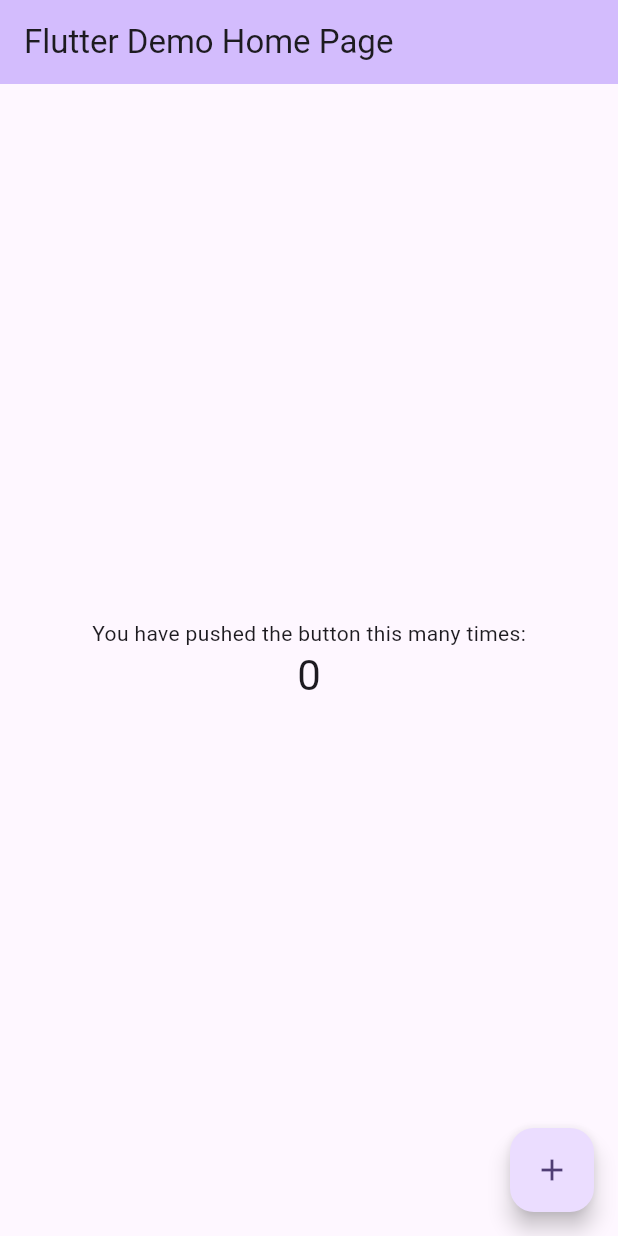
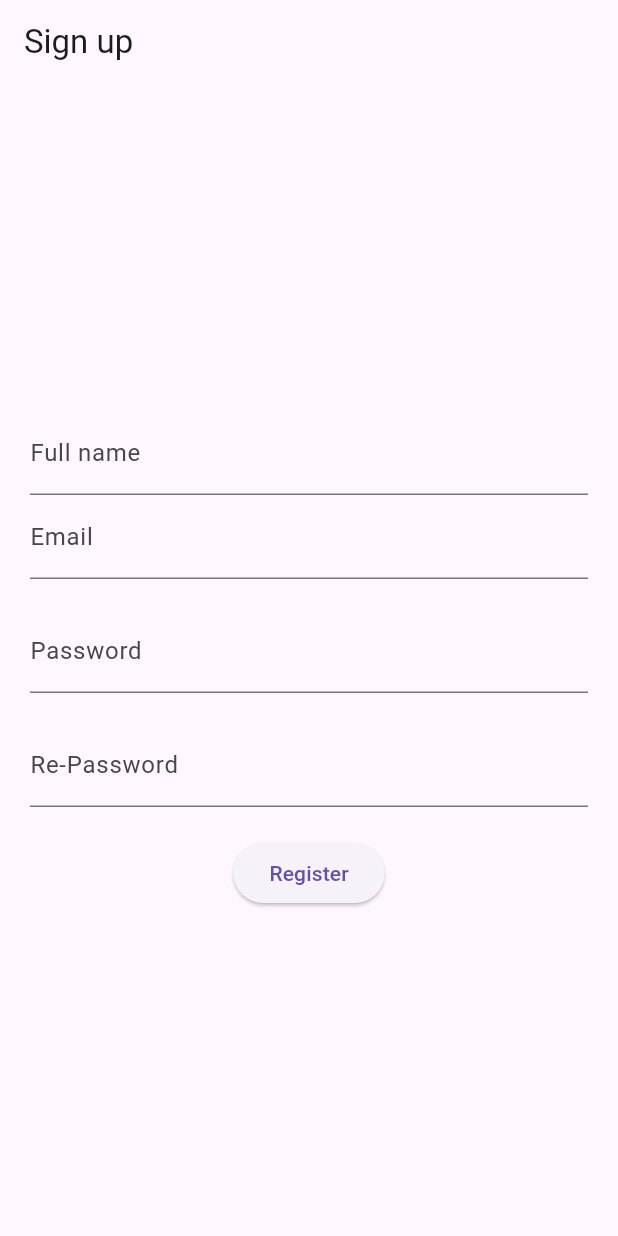
Before and after one commit to Rafik-Bendjema/hackiwha, a Flutter app: the screen it shows after launch, on a phone screen of 412 x 824 dp. Run offline on Flutter 3.47's test engine with Material 3 defaults, Android fonts, the phone set to English and light mode, and no system bars; our stand-ins replace cloud_firestore, firebase_core; accounts and stored records are empty.

Commit message:
second commit

```diff
--- /dev/null
+++ b/lib/features/auth/data/usersDb.dart
@@ -0,0 +1,20 @@
+import 'package:cloud_firestore/cloud_firestore.dart';
+import 'package:hackiwha/features/auth/domain/entities/User.dart';
+
+abstract class UsersDb {
+  Future<bool> addUser(User user);
+}
+
+class UserDb_impl implements UsersDb {
+  FirebaseFirestore db = FirebaseFirestore.instance;
+  @override
+  Future<bool> addUser(User user) async {
+    try {
+      await db.collection("users").doc().set(user.toMap());
+
+      return true;
+    } on Exception catch (e) {
+      return false;
+    }
+  }
+}
--- /dev/null
+++ b/lib/features/auth/domain/entities/User.dart
@@ -0,0 +1,34 @@
+import 'package:uuid/uuid.dart';
+
+class User {
+  final uuid = const Uuid();
+  late String id;
+  String full_name;
+  String profile_pic;
+  String email;
+  String type;
+  String phone_number;
+  String pwd;
+
+  User(
+      {required this.full_name,
+      required this.phone_number,
+      required this.profile_pic,
+      required this.type,
+      required this.email,
+      required this.pwd}) {
+    id = uuid.v1();
+  }
+
+  Map<String, dynamic> toMap() {
+    return {
+      'id': id,
+      'full_name': full_name,
+      'email': email,
+      'pwd': pwd,
+      'profile_pic': profile_pic,
+      'type': type,
+      'phone_number': phone_number,
+    };
+  }
+}
--- /dev/null
+++ b/lib/features/auth/presentation/signup.dart
@@ -0,0 +1,164 @@
+import 'package:flutter/material.dart';
+import 'package:hackiwha/features/auth/data/usersDb.dart';
+import 'package:hackiwha/features/auth/domain/entities/User.dart';
+import 'package:hackiwha/features/home/presentation/pages/homePage.dart';
+
+class SignUpPage extends StatefulWidget {
+  const SignUpPage({super.key});
+
+  @override
+  State<SignUpPage> createState() => _SignUpPageState();
+}
+
+class _SignUpPageState extends State<SignUpPage> {
+  UsersDb usersDb = UserDb_impl();
+
+  final _formKey = GlobalKey<FormState>();
+
+  late TextEditingController _fullNameController;
+  late TextEditingController _emailController;
+  late TextEditingController _passwordController;
+  late TextEditingController _rePasswordController;
+
+  @override
+  void initState() {
+    super.initState();
+    _fullNameController = TextEditingController();
+    _emailController = TextEditingController();
+    _passwordController = TextEditingController();
+    _rePasswordController = TextEditingController();
+  }
+
+  @override
+  void dispose() {
+    _fullNameController.dispose();
+    _emailController.dispose();
+    _passwordController.dispose();
+    _rePasswordController.dispose();
+    super.dispose();
+  }
+
+  void submit() async {
+    if (_formKey.currentState!.validate()) {
+      showDialog(
+          context: context,
+          builder: (context) => const Dialog(
+                child: SizedBox(
+                  height: 200,
+                  width: 200,
+                  child: Center(
+                    child: CircularProgressIndicator(),
+                  ),
+                ),
+              ));
+      User user = User(
+          full_name: _fullNameController.text,
+          phone_number: "",
+          profile_pic: "",
+          type: "",
+          pwd: _passwordController.text,
+          email: _emailController.text);
+      bool result = await usersDb.addUser(user);
+      Navigator.pop(context);
+      if (result != true) {
+        showDialog(
+            context: context,
+            builder: (context) => const Dialog(
+                  child: SizedBox(
+                    height: 200,
+                    width: 200,
+                    child: Center(
+                      child: Text("error occured"),
+                    ),
+                  ),
+                ));
+      } else {
+        Navigator.push(
+            context, MaterialPageRoute(builder: (context) => const HomePage()));
+      }
+    }
+  }
+
+  @override
+  Widget build(BuildContext context) {
+    return Scaffold(
+      appBar: AppBar(
+        title: const Text('Sign up'),
+      ),
+      body: Padding(
+        padding: const EdgeInsets.all(20.0),
+        child: Form(
+          key: _formKey,
+          child: Column(
+            mainAxisAlignment: MainAxisAlignment.center,
+            children: [
+              TextFormField(
+                controller: _fullNameController,
+                decoration: const InputDecoration(
+                  labelText: 'Full name',
+                ),
+                validator: (value) {
+                  if (value == null || value.isEmpty) {
+                    return 'Please enter your full name';
+                  }
+                  return null;
+                },
+              ),
+              TextFormField(
+                controller: _emailController,
+                decoration: const InputDecoration(
+                  labelText: 'Email',
+                ),
+                validator: (value) {
+                  if (value == null || value.isEmpty) {
+                    return 'Please enter your email';
+                  }
+                  // You can add more complex email validation if needed
+                  return null;
+                },
+              ),
+              const SizedBox(height: 20.0),
+              TextFormField(
+                controller: _passwordController,
+                obscureText: true,
+                decoration: const InputDecoration(
+                  labelText: 'Password',
+                ),
+                validator: (value) {
+                  if (value == null || value.isEmpty) {
+                    return 'Please enter a password';
+                  }
+                  // You can add more complex password validation if needed
+                  return null;
+                },
+              ),
+              const SizedBox(height: 20.0),
+              TextFormField(
+                controller: _rePasswordController,
+                obscureText: true,
+                decoration: const InputDecoration(
+                  labelText: 'Re-Password',
+                ),
+                validator: (value) {
+                  if (value != _passwordController.text) {
+                    return 'Passwords do not match';
+                  }
+                  return null;
+                },
+              ),
+              const SizedBox(height: 20.0),
+              ElevatedButton(
+                onPressed: () {
+                  if (_formKey.currentState!.validate()) {
+                    submit();
+                  }
+                },
+                child: const Text('Register'),
+              ),
+            ],
+          ),
+        ),
+      ),
+    );
+  }
+}
--- a/lib/main.dart
+++ b/lib/main.dart
@@ -1,125 +1,16 @@
 import 'package:flutter/material.dart';
+import 'package:firebase_core/firebase_core.dart';
+import 'package:hackiwha/features/auth/presentation/login.dart';
+import 'package:hackiwha/features/auth/presentation/signup.dart';
+import 'firebase_options.dart';
 
-void main() {
-  runApp(const MyApp());
+void main() async {
+  WidgetsFlutterBinding.ensureInitialized();
+  await Firebase.initializeApp(
+    options: DefaultFirebaseOptions.currentPlatform,
+  );
+  runApp(const MaterialApp(
+    debugShowCheckedModeBanner: false,
+    home: SignUpPage(),
+  ));
 }
-
-class MyApp extends StatelessWidget {
-  const MyApp({super.key});
-
-  // This widget is the root of your application.
-  @override
-  Widget build(BuildContext context) {
-    return MaterialApp(
-      title: 'Flutter Demo',
-      theme: ThemeData(
-        // This is the theme of your application.
-        //
-        // TRY THIS: Try running your application with "flutter run". You'll see
-        // the application has a purple toolbar. Then, without quitting the app,
-        // try changing the seedColor in the colorScheme below to Colors.green
-        // and then invoke "hot reload" (save your changes or press the "hot
-        // reload" button in a Flutter-supported IDE, or press "r" if you used
-        // the command line to start the app).
-        //
-        // Notice that the counter didn't reset back to zero; the application
-        // state is not lost during the reload. To reset the state, use hot
-        // restart instead.
-        //
-        // This works for code too, not just values: Most code changes can be
-        // tested with just a hot reload.
-        colorScheme: ColorScheme.fromSeed(seedColor: Colors.deepPurple),
-        useMaterial3: true,
-      ),
-      home: const MyHomePage(title: 'Flutter Demo Home Page'),
-    );
-  }
-}
-
-class MyHomePage extends StatefulWidget {
-  const MyHomePage({super.key, required this.title});
-
-  // This widget is the home page of your application. It is stateful, meaning
-  // that it has a State object (defined below) that contains fields that affect
-  // how it looks.
-
-  // This class is the configuration for the state. It holds the values (in this
-  // case the title) provided by the parent (in this case the App widget) and
-  // used by the build method of the State. Fields in a Widget subclass are
-  // always marked "final".
-
-  final String title;
-
-  @override
-  State<MyHomePage> createState() => _MyHomePageState();
-}
-
-class _MyHomePageState extends State<MyHomePage> {
-  int _counter = 0;
-
-  void _incrementCounter() {
-    setState(() {
-      // This call to setState tells the Flutter framework that something has
-      // changed in this State, which causes it to rerun the build method below
-      // so that the display can reflect the updated values. If we changed
-      // _counter without calling setState(), then the build method would not be
-      // called again, and so nothing would appear to happen.
-      _counter++;
-    });
-  }
-
-  @override
-  Widget build(BuildContext context) {
-    // This method is rerun every time setState is called, for instance as done
-    // by the _incrementCounter method above.
-    //
-    // The Flutter framework has been optimized to make rerunning build methods
-    // fast, so that you can just rebuild anything that needs updating rather
-    // than having to individually change instances of widgets.
-    return Scaffold(
-      appBar: AppBar(
-        // TRY THIS: Try changing the color here to a specific color (to
-        // Colors.amber, perhaps?) and trigger a hot reload to see the AppBar
-        // change color while the other colors stay the same.
-        backgroundColor: Theme.of(context).colorScheme.inversePrimary,
-        // Here we take the value from the MyHomePage object that was created by
-        // the App.build method, and use it to set our appbar title.
-        title: Text(widget.title),
-      ),
-      body: Center(
-        // Center is a layout widget. It takes a single child and positions it
-        // in the middle of the parent.
-        child: Column(
-          // Column is also a layout widget. It takes a list of children and
-          // arranges them vertically. By default, it sizes itself to fit its
-          // children horizontally, and tries to be as tall as its parent.
-          //
-          // Column has various properties to control how it sizes itself and
-          // how it positions its children. Here we use mainAxisAlignment to
-          // center the children vertically; the main axis here is the vertical
-          // axis because Columns are vertical (the cross axis would be
-          // horizontal).
-          //
-          // TRY THIS: Invoke "debug painting" (choose the "Toggle Debug Paint"
-          // action in the IDE, or press "p" in the console), to see the
-          // wireframe for each widget.
-          mainAxisAlignment: MainAxisAlignment.center,
-          children: <Widget>[
-            const Text(
-              'You have pushed the button this many times:',
-            ),
-            Text(
-              '$_counter',
-              style: Theme.of(context).textTheme.headlineMedium,
-            ),
-          ],
-        ),
-      ),
-      floatingActionButton: FloatingActionButton(
-        onPressed: _incrementCounter,
-        tooltip: 'Increment',
-        child: const Icon(Icons.add),
-      ), // This trailing comma makes auto-formatting nicer for build methods.
-    );
-  }
-}
```
Also changed, not shown: lib/features/auth/presentation/login.dart (added, +41 -0 lines), lib/features/home/presentation/pages/homePage.dart (added, +15 -0 lines), pubspec.yaml (+7 -0 lines), lib/firebase_options.dart (added), pubspec.lock, 10 other files.
